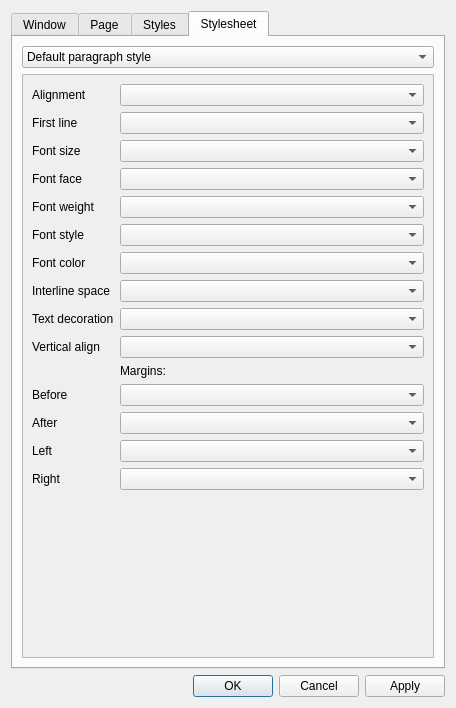
EXL/coolreader, file cr3qt/src/settings.ui: the form before one commit.
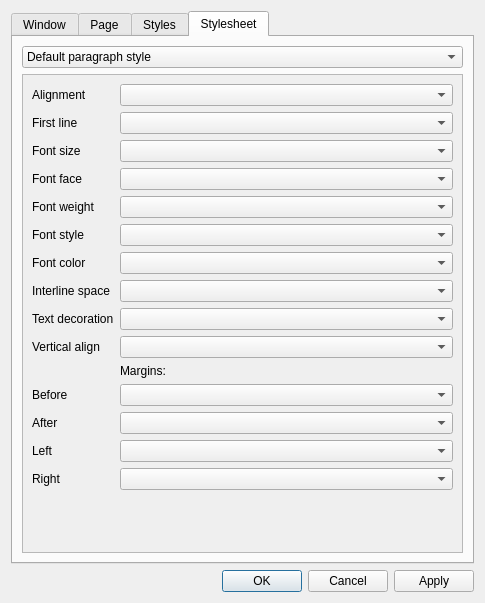
The form after the commit. The open tabs and pages were chosen to show the change. Icons and pictures are not drawn. Custom widgets are drawn as their Qt base class.

The edit to the form file:
```diff
--- a/cr3qt/src/settings.ui
+++ b/cr3qt/src/settings.ui
@@ -9,8 +9,8 @@
    <rect>
     <x>0</x>
     <y>0</y>
-    <width>456</width>
-    <height>708</height>
+    <width>485</width>
+    <height>603</height>
    </rect>
   </property>
   <property name="sizePolicy">
@@ -1692,8 +1692,8 @@
              <rect>
               <x>0</x>
               <y>0</y>
-              <width>418</width>
-              <height>571</height>
+              <width>458</width>
+              <height>482</height>
              </rect>
             </property>
             <layout class="QVBoxLayout" name="verticalLayout_9">
```
Left out of the diff: 2 changed lines with no effect on the pictures.
